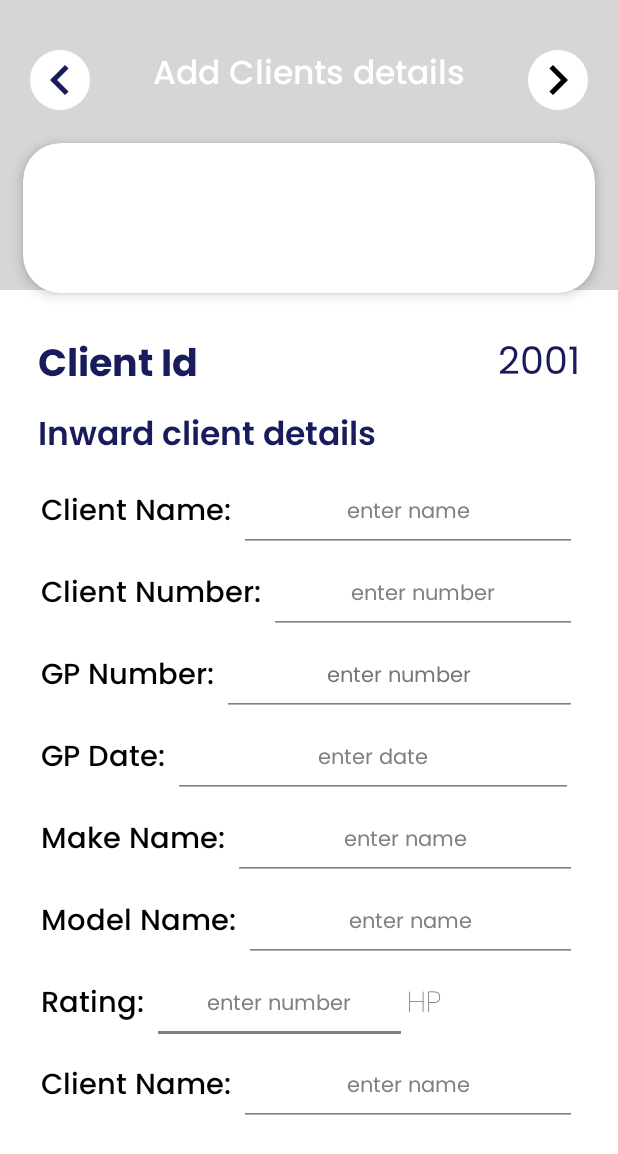
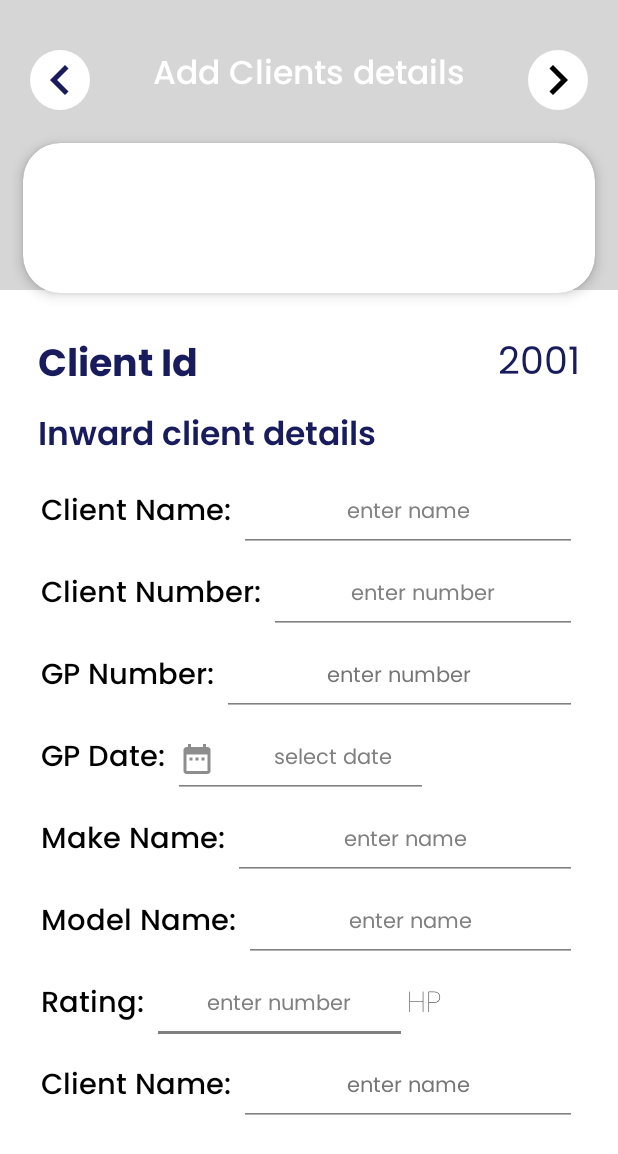
Before and after one commit to bhoraniaarshadali/Hi-Tech-Controls, an Android app: the AddDetailsActivity screen opened directly, with no data from a screen before it, on a phone screen of 412 x 824 dp. Shown: the top 1154 px of the screen. Run offline under Robolectric (Android 15) with nearby library versions, the phone set to English and light mode, and no system bars.

Commit message:
Fill_One | != fragment | test |

```diff
--- a/app/src/main/java/com/example/hi_tech_controls/AddDetailsActivity.java
+++ b/app/src/main/java/com/example/hi_tech_controls/AddDetailsActivity.java
@@ -1,13 +1,22 @@
 package com.example.hi_tech_controls;
 
+import android.app.DatePickerDialog;
 import android.os.Bundle;
+import android.widget.DatePicker;
+import android.widget.EditText;
 import android.widget.ImageView;
 
 import androidx.appcompat.app.AppCompatActivity;
 
-public class AddDetailsActivity extends AppCompatActivity {
+import java.util.Calendar;
+
+public class AddDetailsActivity extends AppCompatActivity implements DatePickerDialog.OnDateSetListener {
 
     ImageView addClientDtls_Back1;
+
+    // date picker
+    private EditText dateTextField1;
+    private DatePickerDialog datePickerDialog1;
 
     @Override
     protected void onCreate(Bundle savedInstanceState) {
@@ -15,8 +24,27 @@ public class AddDetailsActivity extends AppCompatActivity {
         setContentView(R.layout.activity_add_details);
 
         addClientDtls_Back1 = findViewById(R.id.addClientDtls_Back);
+        addClientDtls_Back1.setOnClickListener(v -> onBackPressed());
 
-        addClientDtls_Back1.setOnClickListener(v -> onBackPressed());
+        dateTextField1 = findViewById(R.id.dateTextField);
+
+        Calendar cal = Calendar.getInstance();
+        int year = cal.get(Calendar.YEAR);
+        int month = cal.get(Calendar.MONTH);
+        int day = cal.get(Calendar.DAY_OF_MONTH);
+
+        datePickerDialog1 = new DatePickerDialog(this, (view, year1, month1, dayOfMonth) -> {
+            month1 += 1;
+            String date = dayOfMonth + "/" + month1 + "/" + year1;
+            dateTextField1.setText(date);
+        }, year, month, day);
+        datePickerDialog1.setCancelable(true);
+
+        dateTextField1.setOnClickListener(v -> datePickerDialog1.show());
+    }
+
+    @Override
+    public void onDateSet(DatePicker view, int year, int month, int dayOfMonth) {
 
     }
 }
--- /dev/null
+++ b/app/src/main/res/drawable/date_icon.xml
@@ -0,0 +1,11 @@
+<vector xmlns:android="http://schemas.android.com/apk/res/android"
+    android:width="24dp"
+    android:height="24dp"
+    android:alpha="0.9"
+    android:tint="@color/grey"
+    android:viewportWidth="24"
+    android:viewportHeight="24">
+    <path
+        android:fillColor="@color/blue"
+        android:pathData="M9,11L7,11v2h2v-2zM13,11h-2v2h2v-2zM17,11h-2v2h2v-2zM19,4h-1L18,2h-2v2L8,4L8,2L6,2v2L5,4c-1.11,0 -1.99,0.9 -1.99,2L3,20c0,1.1 0.89,2 2,2h14c1.1,0 2,-0.9 2,-2L21,6c0,-1.1 -0.9,-2 -2,-2zM19,20L5,20L5,9h14v11z" />
+</vector>
--- a/app/src/main/res/layout/activity_add_details.xml
+++ b/app/src/main/res/layout/activity_add_details.xml
@@ -183,7 +183,7 @@
                                     android:gravity="center"
                                     android:hint="@string/hintName"
                                     android:importantForAutofill="no"
-                                    android:inputType="date"
+                                    android:inputType="textPersonName"
                                     android:textColor="@color/black"
                                     android:textColorHint="@color/grey"
                                     tools:ignore="DuplicateSpeakableTextCheck,TextContrastCheck" />
@@ -249,7 +249,7 @@
                                     android:gravity="center"
                                     android:hint="@string/hintNumber"
                                     android:importantForAutofill="no"
-                                    android:inputType="date"
+                                    android:inputType="number"
                                     android:textColor="@color/black"
                                     android:textColorHint="#757575"
                                     tools:ignore="TextFields,TextContrastCheck" />
@@ -272,20 +272,39 @@
                                     tools:ignore="HardcodedText" />
 
                                 <EditText
-                                    android:id="@+id/enterGPdate"
-                                    android:layout_width="wrap_content"
+                                    android:id="@+id/dateTextField"
+                                    android:layout_width="170dp"
                                     android:layout_height="wrap_content"
                                     android:backgroundTint="@color/grey"
+                                    android:drawableStart="@drawable/date_icon"
+                                    android:drawablePadding="20dp"
                                     android:ellipsize="start"
                                     android:ems="10"
+                                    android:focusable="false"
                                     android:fontFamily="@font/poppins_regular"
                                     android:gravity="center"
                                     android:hint="@string/hintDate"
                                     android:importantForAutofill="no"
-                                    android:inputType="date"
                                     android:textColor="@color/black"
                                     android:textColorHint="@color/grey"
-                                    tools:ignore="TextContrastCheck" />
+                                    tools:ignore="TextContrastCheck,TextFields" />
+
+
+                                <!--                                <EditText-->
+                                <!--                                    android:id="@+id/enterGPdate"-->
+                                <!--                                    android:layout_width="wrap_content"-->
+                                <!--                                    android:layout_height="wrap_content"-->
+                                <!--                                    android:backgroundTint="@color/grey"-->
+                                <!--                                    android:ellipsize="start"-->
+                                <!--                                    android:ems="10"-->
+                                <!--                                    android:fontFamily="@font/poppins_regular"-->
+                                <!--                                    android:gravity="center"-->
+                                <!--                                    android:hint="@string/hintDate"-->
+                                <!--                                    android:importantForAutofill="no"-->
+                                <!--                                    android:inputType="date"-->
+                                <!--                                    android:textColor="@color/black"-->
+                                <!--                                    android:textColorHint="@color/grey"-->
+                                <!--                                    tools:ignore="TextContrastCheck" />-->
 
                             </LinearLayout>
 
@@ -315,7 +334,7 @@
                                     android:gravity="center"
                                     android:hint="@string/hintName"
                                     android:importantForAutofill="no"
-                                    android:inputType="number"
+                                    android:inputType="textPersonName"
                                     android:textColor="@color/black"
                                     android:textColorHint="@color/grey"
                                     tools:ignore="TextContrastCheck" />
@@ -348,7 +367,7 @@
                                     android:gravity="center"
                                     android:hint="@string/hintName"
                                     android:importantForAutofill="no"
-                                    android:inputType="number"
+                                    android:inputType="textPersonName"
                                     android:textColor="@color/black"
                                     android:textColorHint="@color/grey"
                                     tools:ignore="TextContrastCheck" />
@@ -423,10 +442,10 @@
                                     android:gravity="center"
                                     android:hint="@string/hintName"
                                     android:importantForAutofill="no"
-                                    android:inputType="number"
+                                    android:inputType="textPersonName"
                                     android:textColor="@color/black"
-                                    android:textColorHint="@color/grey"
-                                    tools:ignore="TouchTargetSizeCheck" />
+                                    android:textColorHint="#757575"
+                                    tools:ignore="TextFields,TouchTargetSizeCheck" />
                             </LinearLayout>
 
                         </LinearLayout>
--- a/app/src/main/res/values/strings.xml
+++ b/app/src/main/res/values/strings.xml
@@ -29,7 +29,7 @@
     <!--    all hints-->
     <string name="hintNumber"><font size="14">enter number</font></string>
     <string name="hintName"><font size="14">enter name</font></string>
-    <string name="hintDate"><font size="14">enter date</font></string>
+    <string name="hintDate"><font size="14">select date</font></string>
 
 
 </resources>
```
